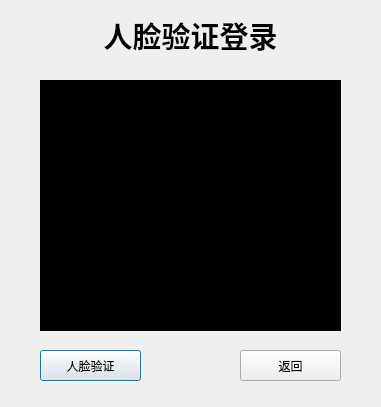
Above: ui/login_face.ui from hza2002/VisionGuard before the change. Below: the same form after it.
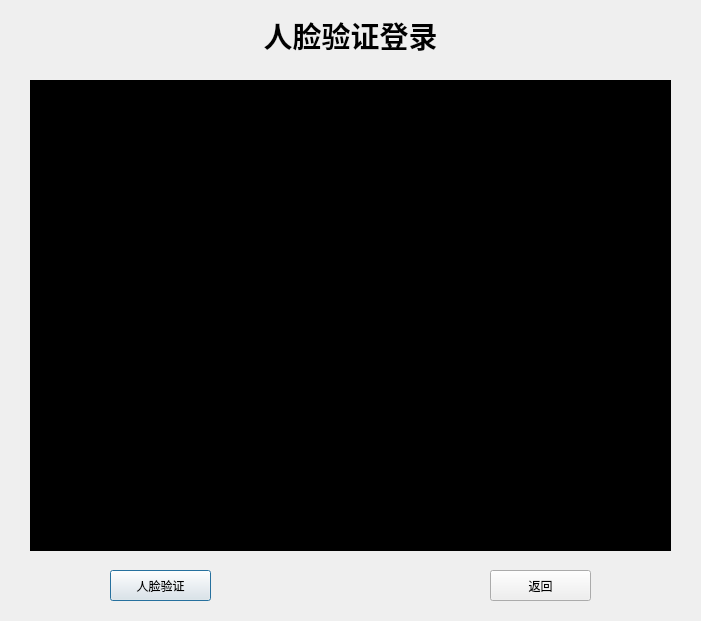
That is the form after the change.

Commit message: Add UI and complete app login and main window

What changed in the file:
```diff
--- a/ui/login_face.ui
+++ b/ui/login_face.ui
@@ -6,8 +6,8 @@
    <rect>
     <x>0</x>
     <y>0</y>
-    <width>381</width>
-    <height>407</height>
+    <width>701</width>
+    <height>621</height>
    </rect>
   </property>
   <property name="windowTitle">
@@ -16,8 +16,8 @@
   <widget class="QPushButton" name="face_verification_button">
    <property name="geometry">
     <rect>
-     <x>40</x>
-     <y>350</y>
+     <x>110</x>
+     <y>570</y>
      <width>101</width>
      <height>31</height>
     </rect>
@@ -29,8 +29,8 @@
   <widget class="QPushButton" name="return_button">
    <property name="geometry">
     <rect>
-     <x>240</x>
-     <y>350</y>
+     <x>490</x>
+     <y>570</y>
      <width>101</width>
      <height>31</height>
     </rect>
@@ -42,10 +42,10 @@
   <widget class="QLabel" name="face_img">
    <property name="geometry">
     <rect>
-     <x>40</x>
+     <x>30</x>
      <y>80</y>
-     <width>301</width>
-     <height>251</height>
+     <width>641</width>
+     <height>471</height>
     </rect>
    </property>
    <property name="minimumSize">
@@ -75,7 +75,7 @@
     <rect>
      <x>0</x>
      <y>10</y>
-     <width>381</width>
+     <width>701</width>
      <height>51</height>
     </rect>
    </property>
```
The commit also changes 9 other files.
